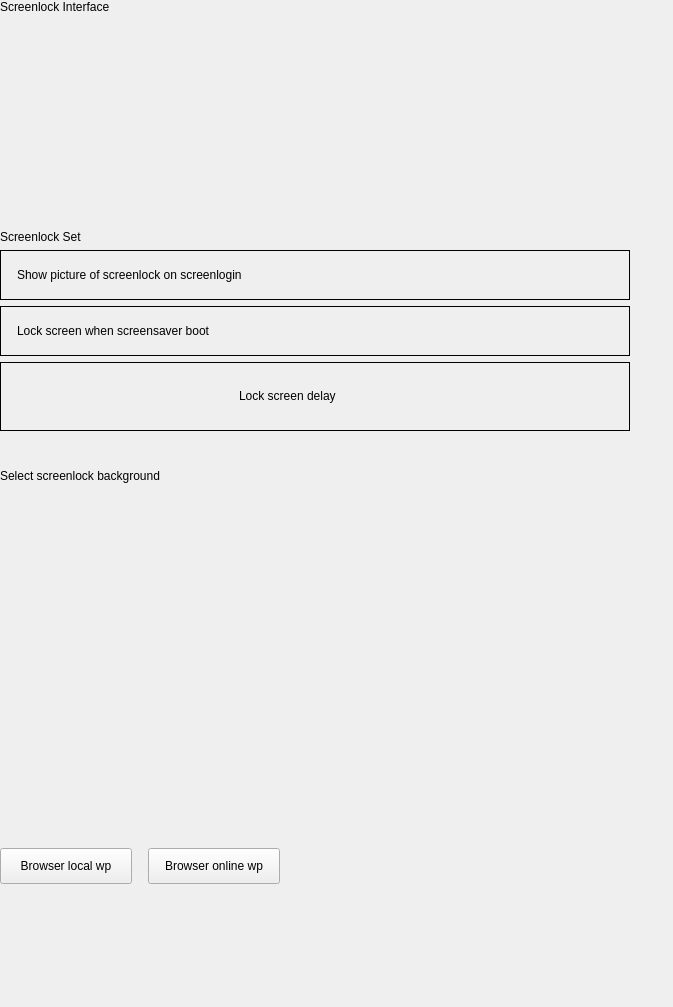
The window that plugins/personalized/screenlock/screenlock.ui (ukui/ukui-control-center) describes before a commit, drawn with Qt 5.
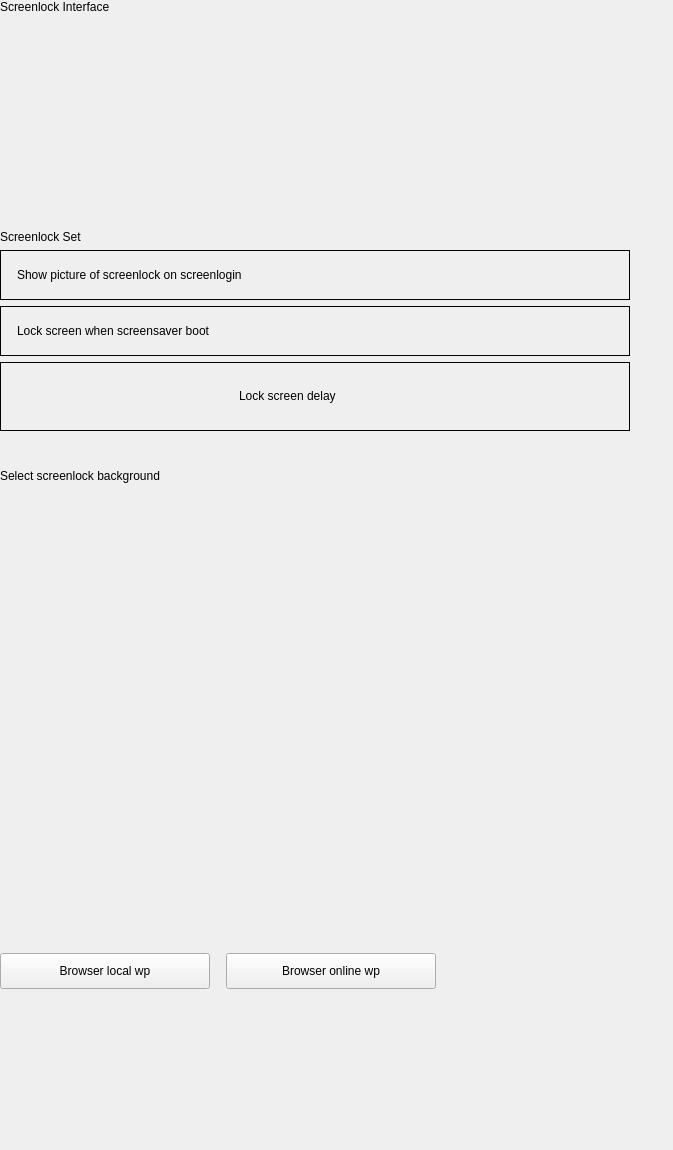
The same window after the commit. Custom widgets are drawn as their Qt base class.

What changed in the file:
```diff
--- a/plugins/personalized/screenlock/screenlock.ui
+++ b/plugins/personalized/screenlock/screenlock.ui
@@ -7,7 +7,7 @@
     <x>0</x>
     <y>0</y>
     <width>673</width>
-    <height>1007</height>
+    <height>1150</height>
    </rect>
   </property>
   <property name="minimumSize">
@@ -405,7 +405,7 @@
         <property name="minimumSize">
          <size>
           <width>0</width>
-          <height>345</height>
+          <height>450</height>
          </size>
         </property>
        </widget>
@@ -435,13 +435,13 @@
          <widget class="QPushButton" name="browserLocalwpBtn">
           <property name="minimumSize">
            <size>
-            <width>132</width>
+            <width>210</width>
             <height>36</height>
            </size>
           </property>
           <property name="maximumSize">
            <size>
-            <width>132</width>
+            <width>210</width>
             <height>36</height>
            </size>
           </property>
@@ -454,13 +454,13 @@
          <widget class="QPushButton" name="browserOnlinewpBtn">
           <property name="minimumSize">
            <size>
-            <width>132</width>
+            <width>210</width>
             <height>36</height>
            </size>
           </property>
           <property name="maximumSize">
            <size>
-            <width>132</width>
+            <width>210</width>
             <height>36</height>
            </size>
           </property>
```
